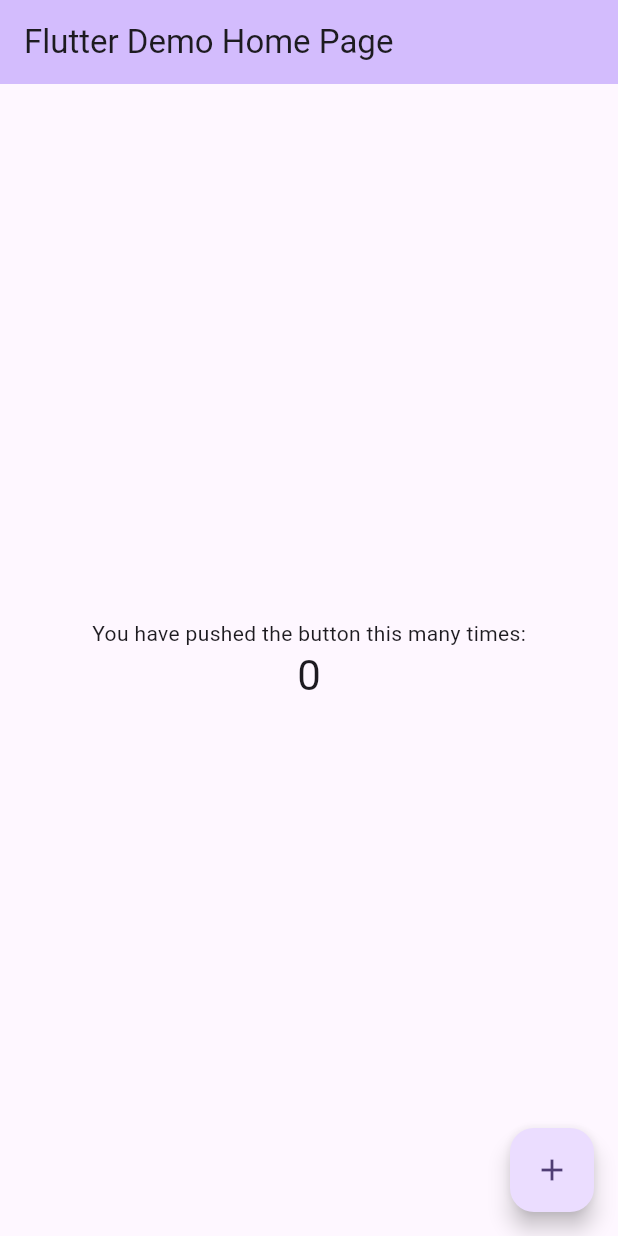
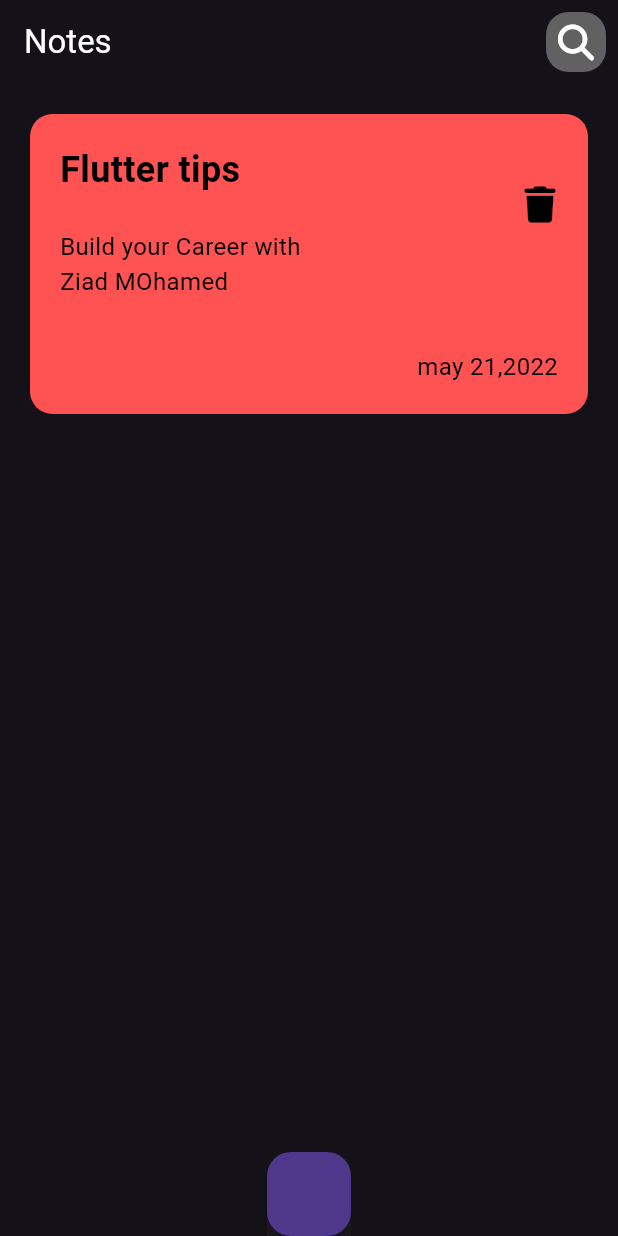
Before and after one commit to ziad-zezo/notes_app, a Flutter app: the screen it shows after launch, on a phone screen of 412 x 824 dp. Run offline on Flutter 3.47's test engine with Material 3 defaults, Android fonts, the phone set to English and light mode, and no system bars; our stand-ins replace font_awesome_flutter.

Commit message:
add note button

```diff
--- a/analysis_options.yaml
+++ b/analysis_options.yaml
@@ -7,6 +7,9 @@
 
 # The following line activates a set of recommended lints for Flutter apps,
 # packages, and plugins designed to encourage good coding practices.
+analyzer:
+  errors:
+    prefer_const_constructors: ignore ignore
 include: package:flutter_lints/flutter.yaml
 
 linter:
--- a/lib/main.dart
+++ b/lib/main.dart
@@ -1,125 +1,19 @@
 import 'package:flutter/material.dart';
+import 'package:notes_app/views/home_view.dart';
 
 void main() {
-  runApp(const MyApp());
+  runApp(const NotesApp());
 }
 
-class MyApp extends StatelessWidget {
-  const MyApp({super.key});
+class NotesApp extends StatelessWidget {
+  const NotesApp({super.key});
 
-  // This widget is the root of your application.
   @override
   Widget build(BuildContext context) {
     return MaterialApp(
-      title: 'Flutter Demo',
-      theme: ThemeData(
-        // This is the theme of your application.
-        //
-        // TRY THIS: Try running your application with "flutter run". You'll see
-        // the application has a purple toolbar. Then, without quitting the app,
-        // try changing the seedColor in the colorScheme below to Colors.green
-        // and then invoke "hot reload" (save your changes or press the "hot
-        // reload" button in a Flutter-supported IDE, or press "r" if you used
-        // the command line to start the app).
-        //
-        // Notice that the counter didn't reset back to zero; the application
-        // state is not lost during the reload. To reset the state, use hot
-        // restart instead.
-        //
-        // This works for code too, not just values: Most code changes can be
-        // tested with just a hot reload.
-        colorScheme: ColorScheme.fromSeed(seedColor: Colors.deepPurple),
-        useMaterial3: true,
-      ),
-      home: const MyHomePage(title: 'Flutter Demo Home Page'),
+      debugShowCheckedModeBanner: false,
+      theme: ThemeData(brightness: Brightness.dark),
+      home: HomeView(),
     );
   }
 }
-
-class MyHomePage extends StatefulWidget {
-  const MyHomePage({super.key, required this.title});
-
-  // This widget is the home page of your application. It is stateful, meaning
-  // that it has a State object (defined below) that contains fields that affect
-  // how it looks.
-
-  // This class is the configuration for the state. It holds the values (in this
-  // case the title) provided by the parent (in this case the App widget) and
-  // used by the build method of the State. Fields in a Widget subclass are
-  // always marked "final".
-
-  final String title;
-
-  @override
-  State<MyHomePage> createState() => _MyHomePageState();
-}
-
-class _MyHomePageState extends State<MyHomePage> {
-  int _counter = 0;
-
-  void _incrementCounter() {
-    setState(() {
-      // This call to setState tells the Flutter framework that something has
-      // changed in this State, which causes it to rerun the build method below
-      // so that the display can reflect the updated values. If we changed
-      // _counter without calling setState(), then the build method would not be
-      // called again, and so nothing would appear to happen.
-      _counter++;
-    });
-  }
-
-  @override
-  Widget build(BuildContext context) {
-    // This method is rerun every time setState is called, for instance as done
-    // by the _incrementCounter method above.
-    //
-    // The Flutter framework has been optimized to make rerunning build methods
-    // fast, so that you can just rebuild anything that needs updating rather
-    // than having to individually change instances of widgets.
-    return Scaffold(
-      appBar: AppBar(
-        // TRY THIS: Try changing the color here to a specific color (to
-        // Colors.amber, perhaps?) and trigger a hot reload to see the AppBar
-        // change color while the other colors stay the same.
-        backgroundColor: Theme.of(context).colorScheme.inversePrimary,
-        // Here we take the value from the MyHomePage object that was created by
-        // the App.build method, and use it to set our appbar title.
-        title: Text(widget.title),
-      ),
-      body: Center(
-        // Center is a layout widget. It takes a single child and positions it
-        // in the middle of the parent.
-        child: Column(
-          // Column is also a layout widget. It takes a list of children and
-          // arranges them vertically. By default, it sizes itself to fit its
-          // children horizontally, and tries to be as tall as its parent.
-          //
-          // Column has various properties to control how it sizes itself and
-          // how it positions its children. Here we use mainAxisAlignment to
-          // center the children vertically; the main axis here is the vertical
-          // axis because Columns are vertical (the cross axis would be
-          // horizontal).
-          //
-          // TRY THIS: Invoke "debug painting" (choose the "Toggle Debug Paint"
-          // action in the IDE, or press "p" in the console), to see the
-          // wireframe for each widget.
-          mainAxisAlignment: MainAxisAlignment.center,
-          children: <Widget>[
-            const Text(
-              'You have pushed the button this many times:',
-            ),
-            Text(
-              '$_counter',
-              style: Theme.of(context).textTheme.headlineMedium,
-            ),
-          ],
-        ),
-      ),
-      floatingActionButton: FloatingActionButton(
-        onPressed: _incrementCounter,
-        tooltip: 'Increment',
-        child: const Icon(Icons.add),
-      ), // This trailing comma makes auto-formatting nicer for build methods.
-    );
-  }
-}
--- /dev/null
+++ b/lib/views/home_view.dart
@@ -0,0 +1,40 @@
+// ignore_for_file: prefer_const_literals_to_create_immutables, prefer_const_constructors
+
+import 'package:flutter/material.dart';
+import 'package:font_awesome_flutter/font_awesome_flutter.dart';
+import 'package:notes_app/widgets/note_card.dart';
+
+class HomeView extends StatelessWidget {
+  const HomeView({super.key});
+
+  @override
+  Widget build(BuildContext context) {
+    return Scaffold(
+      appBar: AppBar(
+        title: Text(
+          "Notes",
+          style: TextStyle(color: Colors.white),
+        ),
+        actions: [
+          Padding(
+            padding: EdgeInsets.all(8.0),
+            child: Container(
+                width: 40,
+                height: 40,
+                decoration: BoxDecoration(
+                    color: Colors.grey[700],
+                    borderRadius: BorderRadius.circular(15)),
+                child: Icon(
+                  FontAwesomeIcons.magnifyingGlass,
+                  color: Colors.white,
+                )),
+          )
+        ],
+      ),
+      body: NoteCard(),
+      bottomSheet: FloatingActionButton(
+        onPressed: () {},
+      ),
+    );
+  }
+}
--- /dev/null
+++ b/lib/widgets/note_card.dart
@@ -0,0 +1,67 @@
+// ignore_for_file: prefer_const_literals_to_create_immutables, prefer_const_constructors
+
+import 'package:flutter/material.dart';
+import 'package:font_awesome_flutter/font_awesome_flutter.dart';
+
+class NoteCard extends StatelessWidget {
+  const NoteCard({
+    super.key,
+  });
+
+  @override
+  Widget build(BuildContext context) {
+    return Container(
+      padding: EdgeInsets.all(20),
+      margin: EdgeInsets.all(20),
+      width: double.maxFinite,
+      height: 200,
+      decoration: BoxDecoration(
+          color: Colors.redAccent, borderRadius: BorderRadius.circular(15)),
+      child: Stack(
+        children: [
+          Text(
+            "Flutter tips",
+            style: TextStyle(
+                color: Colors.black,
+                fontSize: 24,
+                fontWeight: FontWeight.bold),
+          ),
+          Align(
+            alignment: Alignment.centerLeft,
+            child: SizedBox(
+              width: 180,
+              child: Text(
+                "Build your Career with Ziad MOhamed",
+                style: TextStyle(
+                  color: Colors.black,
+                  fontSize: 16,
+                ),
+              ),
+            ),
+          ),
+          Align(
+            alignment: Alignment.bottomRight,
+            child: SizedBox(
+              child: Text(
+                "may 21,2022",
+                style: TextStyle(
+                  color: Colors.black,
+                  fontSize: 16,
+                ),
+              ),
+            ),
+          ),
+          Align(
+              alignment: Alignment.centerRight,
+              child: Padding(
+                padding: const EdgeInsets.only(bottom: 80.0),
+                child: Icon(
+                  FontAwesomeIcons.trash,
+                  color: Colors.black,
+                ),
+              )),
+        ],
+      ),
+    );
+  }
+}
--- a/pubspec.yaml
+++ b/pubspec.yaml
@@ -35,6 +35,7 @@ dependencies:
   # The following adds the Cupertino Icons font to your application.
   # Use with the CupertinoIcons class for iOS style icons.
   cupertino_icons: ^1.0.6
+  font_awesome_flutter: ^10.8.0
 
 dev_dependencies:
   flutter_test:
```
Also changed, not shown: pubspec.lock, 1 other file.
